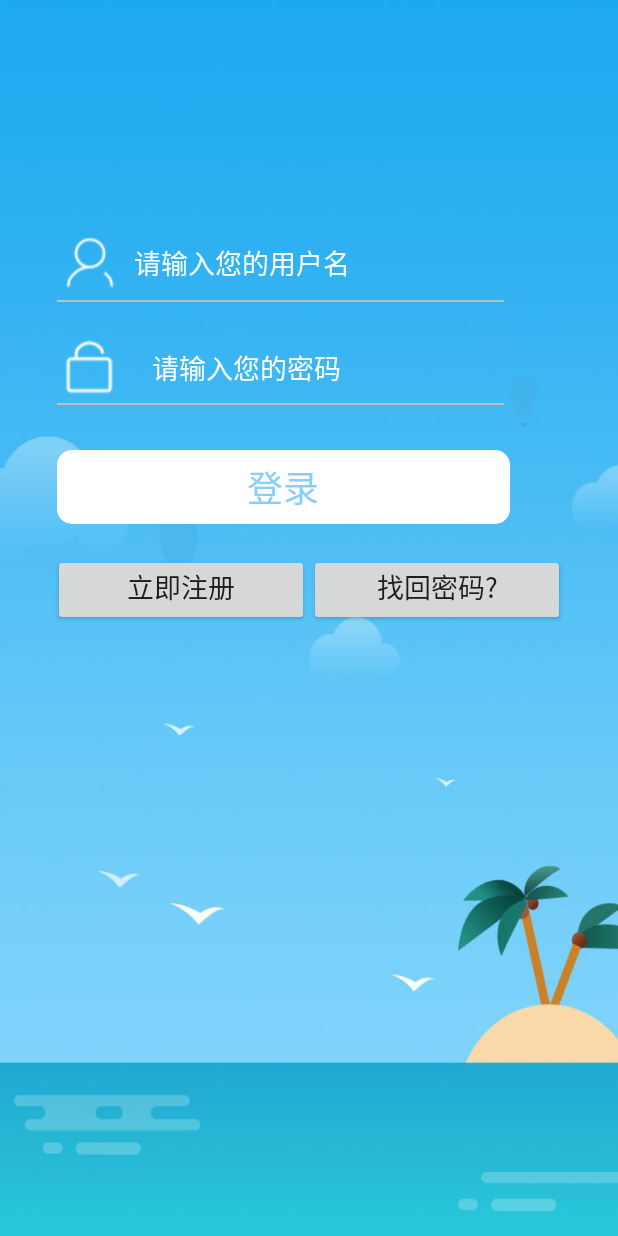
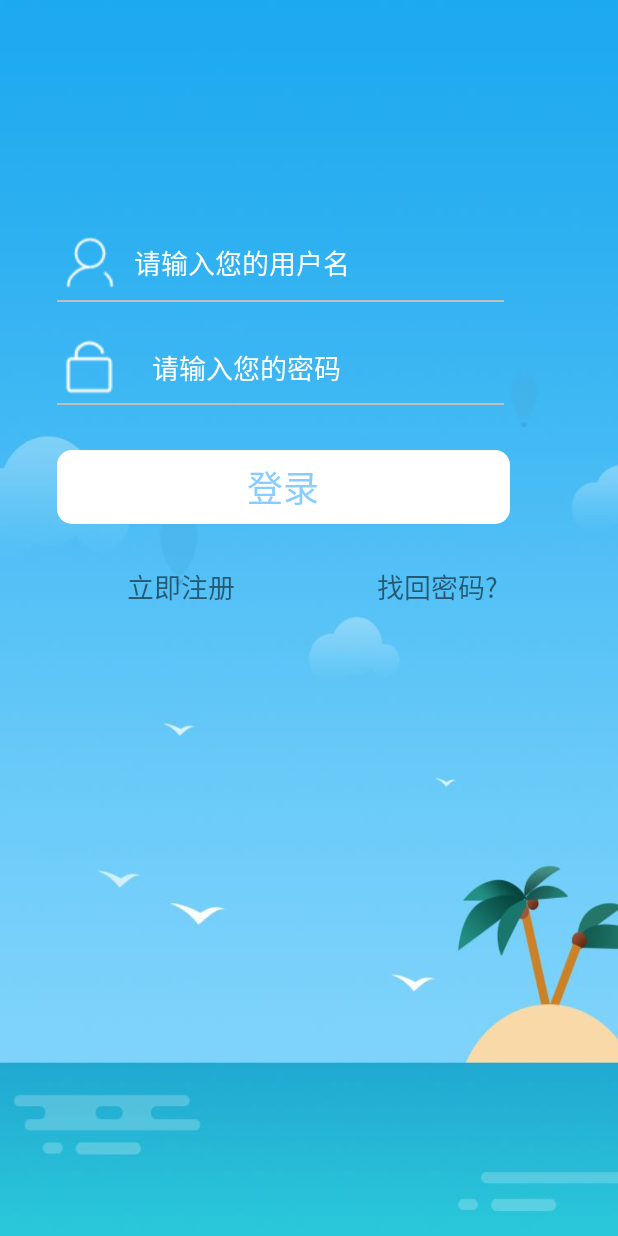
Before and after one commit to CoolLe/QYue, an Android app: the screen it shows after launch (LoginActivity), on a phone screen of 412 x 824 dp. Run offline under Robolectric (Android 15) with nearby library versions, the phone set to English and light mode, and no system bars.

Commit message:
更新了登录页面

```diff
--- a/app/src/main/java/com/example/administrator/qyue/LoginActivity.java
+++ b/app/src/main/java/com/example/administrator/qyue/LoginActivity.java
@@ -3,23 +3,40 @@ package com.example.administrator.qyue;
 import android.app.ActionBar;
 import android.app.Activity;
 import android.content.Intent;
+import android.content.SharedPreferences;
 import android.support.v7.app.AppCompatActivity;
 import android.os.Bundle;
 import android.view.View;
 import android.view.WindowManager;
 import android.widget.Button;
+import android.widget.EditText;
+import android.widget.TextView;
 
 public class LoginActivity extends Activity {
-    private Button login,regist,forget;
+    private SharedPreferences sp;
+    private SharedPreferences.Editor editor;
+    private String userName, psw;
+    private EditText userTest, pwdTest;
+    private Button login;
+
     @Override
     protected void onCreate(Bundle savedInstanceState) {
         super.onCreate(savedInstanceState);
         setContentView(R.layout.activity_login);
-        Button regist=findViewById(R.id.registButtom);
-        Button forget=findViewById(R.id.forgetButtom);
-        Button login=findViewById(R.id.loginButtom);
+        login=findViewById(R.id.loginButtom);
 
-        forget.setOnClickListener(new View.OnClickListener() {
+        login.setOnClickListener(new View.OnClickListener() {
+            @Override
+            public void onClick(View v) {
+                Intent intent=new Intent(LoginActivity.this,MajorActivity.class);
+                startActivity(intent);
+            }
+        });
+
+        init();
+
+    }
+        /*forget.setOnClickListener(new View.OnClickListener() {
             @Override
             public void onClick(View v) {
                 Intent intent=new Intent(LoginActivity.this,ForgetActivity.class);
@@ -32,16 +49,32 @@ public class LoginActivity extends Activity {
                 Intent intent=new Intent(LoginActivity.this,RegistActivity.class);
                 startActivity(intent);
             }
+        });*/
+
+
+
+    private void init() {
+        TextView tv_register = (TextView) findViewById(R.id.registButtom);
+        TextView tv_find_psw = (TextView) findViewById(R.id.forgetButtom);
+        Button btn_login = (Button) findViewById(R.id.loginButtom);
+        userTest = (EditText) findViewById(R.id.userTest);
+        pwdTest = (EditText) findViewById(R.id.pwdTest);
+        //立即注册控件的点击事件
+        tv_register.setOnClickListener(new View.OnClickListener() {
+            @Override
+            public void onClick(View v) {
+                //为了跳转到注册界面，并实现注册功能
+                Intent intent = new Intent(LoginActivity.this, RegistActivity.class);
+                startActivityForResult(intent, 1);
+            }
+        });
+        //找回密码控件的点击事件
+        tv_find_psw.setOnClickListener(new View.OnClickListener() {
+            @Override
+            public void onClick(View v) {
+                startActivity(new Intent(LoginActivity.this, ForgetActivity.class));
+            }
         });
 
-        login.setOnClickListener(new View.OnClickListener() {
-            @Override
-            public void onClick(View v) {
-                Intent intent=new Intent(LoginActivity.this,MajorActivity.class);
-                startActivity(intent);
-            }
-        });
     }
-
-
 }
--- a/app/src/main/res/layout/activity_login.xml
+++ b/app/src/main/res/layout/activity_login.xml
@@ -98,7 +98,7 @@
         android:gravity="center_horizontal"
         android:orientation="horizontal">
 
-        <Button
+        <TextView
             android:id="@+id/registButtom"
             android:layout_width="0dp"
             android:layout_height="wrap_content"
@@ -108,7 +108,7 @@
             android:text="立即注册"
             android:textSize="18sp" />
         <!--layout_weight="1" layout_width="0dp"实现均分效果-->
-        <Button
+        <TextView
             android:id="@+id/forgetButtom"
             android:layout_width="0dp"
             android:layout_height="wrap_content"
```
